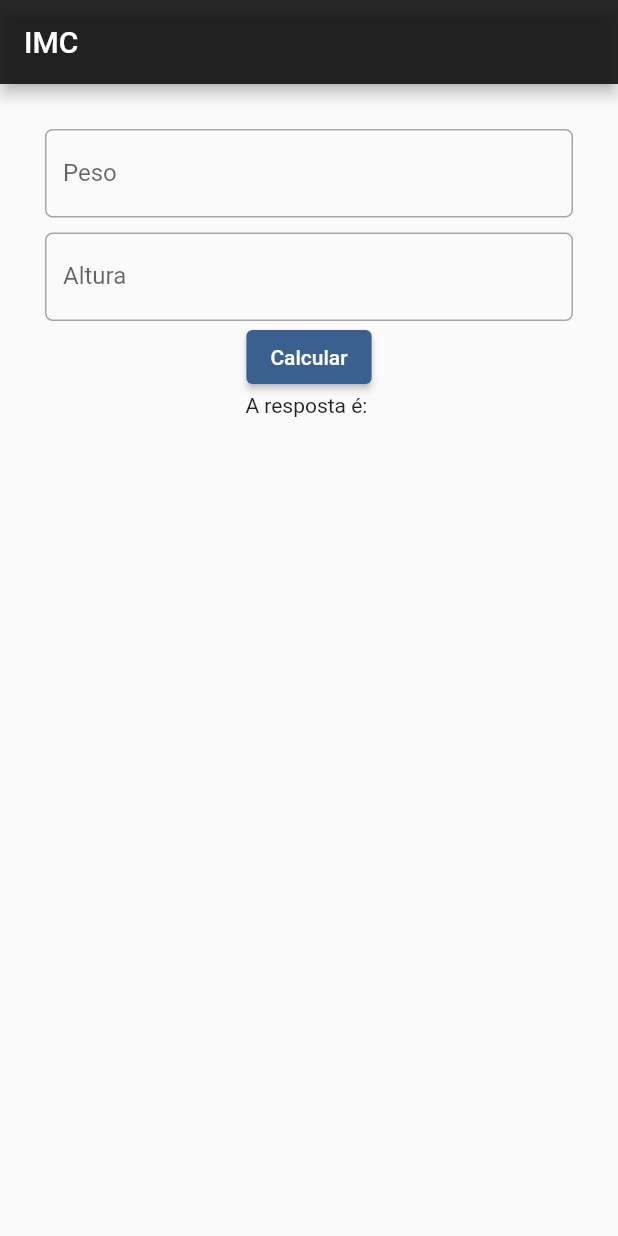
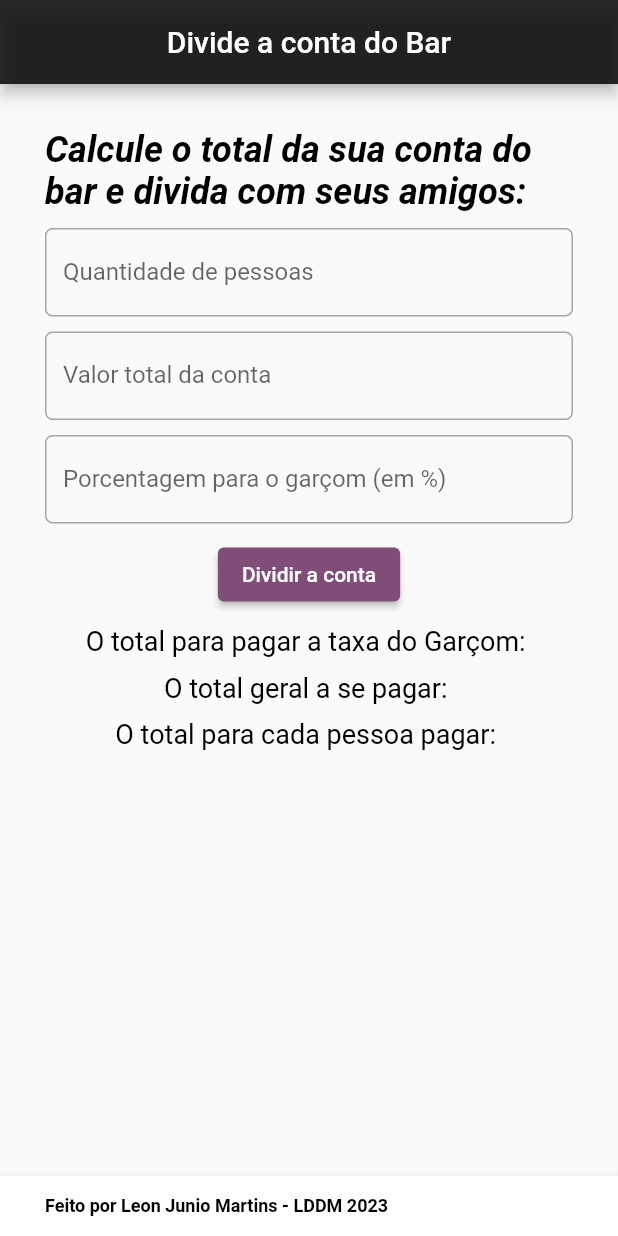
Before and after one commit to leon-junio/mobile-PUC, a Flutter app: the screen it shows after launch, on a phone screen of 412 x 824 dp. Run offline on Flutter 3.47's test engine with Material 2 defaults, Android fonts, the light colour scheme and no system bars.

Commit message:
Tp feito e codigos de aula

```diff
--- a/TP-1/divide_conta/lib/main.dart
+++ b/TP-1/divide_conta/lib/main.dart
@@ -12,9 +12,15 @@ class MyWidget extends StatefulWidget {
 }
 
 class _MyWidgetState extends State<MyWidget> {
-  String _resposta = "A resposta é: ";
-  final myControllerAltura = TextEditingController();
-  final myControllerPeso = TextEditingController();
+  final String _txtPessoa = "O total para cada pessoa pagar: ";
+  final String _txtGarcom = "O total para pagar a taxa do Garçom: ";
+  final String _txtGeral = "O total geral a se pagar: ";
+  String _totalPessoa = "";
+  String _totalGarcom = "";
+  String _totalGeral = "";
+  final controllerPreco = TextEditingController();
+  final controllerQuantidade = TextEditingController();
+  final controllerGarcom = TextEditingController();
 
   @override
   Widget build(BuildContext context) {
@@ -22,37 +28,89 @@ class _MyWidgetState extends State<MyWidget> {
       padding: const EdgeInsets.all(15),
       child: Column(
         children: [
+          const Center(
+            child: Text(
+                "Calcule o total da sua conta do bar e divida com seus amigos:",
+                style: TextStyle(
+                    color: Colors.black,
+                    fontSize: 24,
+                    fontWeight: FontWeight.bold,
+                    fontStyle: FontStyle.italic)),
+          ),
+          const SizedBox(height: 10),
           TextField(
             textAlign: TextAlign.center,
             keyboardType: TextInputType.number,
-            controller: myControllerPeso,
+            controller: controllerQuantidade,
             decoration: const InputDecoration(
-                labelText: "Peso",
+                labelText: "Quantidade de pessoas",
                 border: OutlineInputBorder(
                     borderRadius: BorderRadius.all(Radius.circular(5)))),
           ),
           const SizedBox(height: 10),
           TextField(
             textAlign: TextAlign.center,
-            controller: myControllerAltura,
+            controller: controllerPreco,
             keyboardType: TextInputType.number,
             decoration: const InputDecoration(
-                labelText: "Altura",
+                labelText: "Valor total da conta",
                 border: OutlineInputBorder(
                     borderRadius: BorderRadius.all(Radius.circular(5)))),
           ),
-          ElevatedButton(onPressed: calcIMC, child: const Text("Calcular")),
-          if (_resposta.isNotEmpty) Text(_resposta)
+          const SizedBox(height: 10),
+          TextField(
+            textAlign: TextAlign.center,
+            controller: controllerGarcom,
+            keyboardType: TextInputType.number,
+            decoration: const InputDecoration(
+                labelText: "Porcentagem para o garçom (em %)",
+                border: OutlineInputBorder(
+                    borderRadius: BorderRadius.all(Radius.circular(5)))),
+          ),
+          const SizedBox(height: 10),
+          ElevatedButton(
+              onPressed: calcIMC, child: const Text("Dividir a conta")),
+          const SizedBox(height: 10),
+          Text(
+            _txtGarcom,
+            style: const TextStyle(color: Colors.black, fontSize: 18),
+          ),
+          const SizedBox(height: 10),
+          if (_totalGarcom.isNotEmpty)
+            Text(
+              _totalGarcom,
+              style: const TextStyle(
+                  color: Color.fromARGB(255, 199, 48, 48), fontSize: 21),
+            ),
+          Text(_txtGeral,
+              style: const TextStyle(color: Colors.black, fontSize: 18)),
+          const SizedBox(height: 10),
+          if (_totalGeral.isNotEmpty)
+            Text(_totalGeral,
+                style: const TextStyle(
+                    color: Color.fromARGB(255, 199, 48, 48), fontSize: 21)),
+          Text(_txtPessoa,
+              style: const TextStyle(color: Colors.black, fontSize: 18)),
+          const SizedBox(height: 10),
+          if (_totalPessoa.isNotEmpty)
+            Text(_totalPessoa,
+                style: const TextStyle(
+                    color: Color.fromARGB(255, 199, 48, 48), fontSize: 21)),
         ],
       ),
     );
   }
 
   calcIMC() {
-    final double peso = double.parse(myControllerPeso.text);
-    final double altura = double.parse(myControllerAltura.text) / 100;
+    final int quantidade = int.parse(controllerQuantidade.text);
+    final double preco = double.parse(controllerPreco.text);
+    final double porcentagem = double.parse(controllerGarcom.text);
     setState(() {
-      _resposta = (peso / (altura * altura)).toString();
+      _totalGarcom = "R\$ ${(preco * (porcentagem / 100)).toStringAsFixed(2)}";
+      _totalGeral =
+          "R\$ ${(preco + (preco * (porcentagem / 100))).toStringAsFixed(2)}";
+      _totalPessoa =
+          "R\$ ${(((preco * (porcentagem / 100)) + preco) / quantidade).toStringAsFixed(2)}";
     });
   }
 }
@@ -64,14 +122,27 @@ class Myapp extends StatelessWidget {
   Widget build(BuildContext context) {
     return MaterialApp(
       home: Scaffold(
-        appBar: AppBar(
-            title: const Text("IMC"),
-            backgroundColor: const Color.fromARGB(228, 15, 15, 15)),
-        body: body(),
-      ),
+          appBar: AppBar(
+              title: const Center(child: Text("Divide a conta do Bar")),
+              backgroundColor: const Color.fromARGB(228, 15, 15, 15)),
+          body: body(),
+          bottomNavigationBar: BottomAppBar(
+            padding: const EdgeInsets.all(10),
+            child: Row(
+              children: const [
+                Padding(padding: EdgeInsets.all(10)),
+                Text("Feito por Leon Junio Martins - LDDM 2023",
+                    style: TextStyle(
+                      color: Colors.black,
+                      fontSize: 12,
+                      fontWeight: FontWeight.bold,
+                    )),
+              ],
+            ),
+          )),
       theme: ThemeData(
           colorScheme: ColorScheme.fromSeed(
-              seedColor: const Color.fromARGB(226, 21, 144, 245))),
+              seedColor: const Color.fromARGB(225, 146, 46, 141))),
     );
   }
 
```
Also changed, not shown: testes_app/main.dart (added, +144 -0 lines), widgets_app/main.dart (added, +43 -0 lines).
